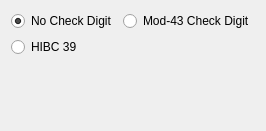
First picture: the form in frontend_qt/grpC39.ui, repository novcom/zint, before the edit.
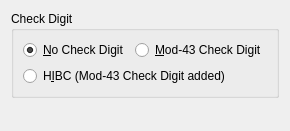
Second picture: the form after the edit.

```diff
--- a/frontend_qt/grpC39.ui
+++ b/frontend_qt/grpC39.ui
@@ -21,32 +21,52 @@
   </property>
   <layout class="QVBoxLayout" name="verticalLayout">
    <item>
-    <layout class="QGridLayout" name="gridLayout">
+    <widget class="QGroupBox" name="grpC39Check">
+     <property name="title">
+      <string>Check Digit</string>
+     </property>
+     <property name="toolTip">
+      <string>Check character options</string>
+     </property>
+     <layout class="QGridLayout" name="gridLayoutC39Check">
      <item row="0" column="0">
       <widget class="QRadioButton" name="radC39Stand">
        <property name="text">
-        <string>No Check Digit</string>
+         <string>&amp;No Check Digit</string>
+        </property>
+        <property name="toolTip">
+         <string>Do not add check character</string>
        </property>
        <property name="checked">
         <bool>true</bool>
        </property>
       </widget>
      </item>
-     <item row="1" column="0">
+      <item row="1" column="0" colspan="2">
       <widget class="QRadioButton" name="radC39HIBC">
        <property name="text">
-        <string>HIBC 39</string>
+         <string>H&amp;IBC (Mod-43 Check Digit added)</string>
+        </property>
+        <property name="toolTip">
+         <string>Process data as a Health Industry Barcode (HIBC)
+Labeler Identification Code (LIC)
+For Provider Applications Standard (PAS), preface
+the data with a slash &quot;/&quot;</string>
        </property>
       </widget>
      </item>
      <item row="0" column="1">
       <widget class="QRadioButton" name="radC39Check">
        <property name="text">
-        <string>Mod-43 Check Digit</string>
+         <string>&amp;Mod-43 Check Digit</string>
+        </property>
+        <property name="toolTip">
+         <string>Add mod-43 check character</string>
        </property>
       </widget>
      </item>
     </layout>
+    </widget>
    </item>
    <item>
     <spacer name="verticalSpacer">
```
Left out of the diff: 4 changed lines with no effect on the pictures. Lines whose indentation alone changed are shown as unchanged.
